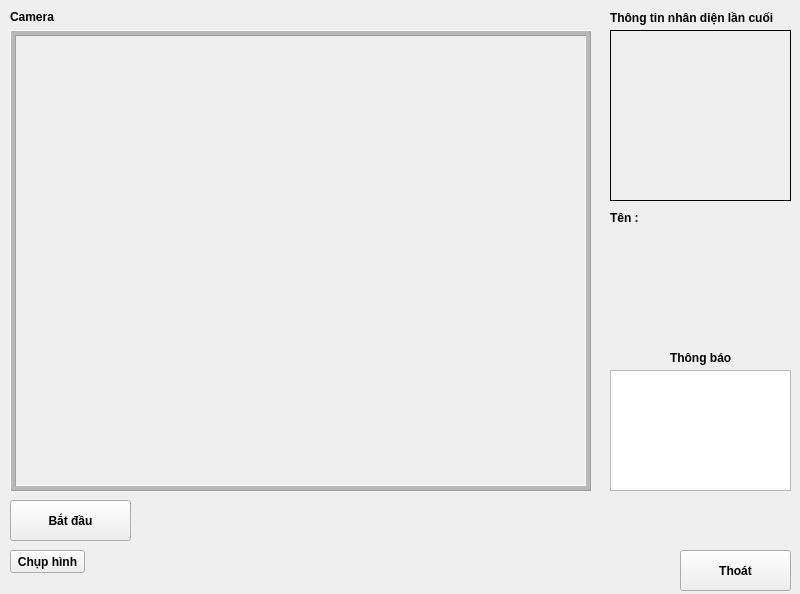
First picture: the form in datn-gui/nhan_dien_gui.ui, repository huongvu1397/Learn-Face-Recognition-OpenCV-Python, before the edit.
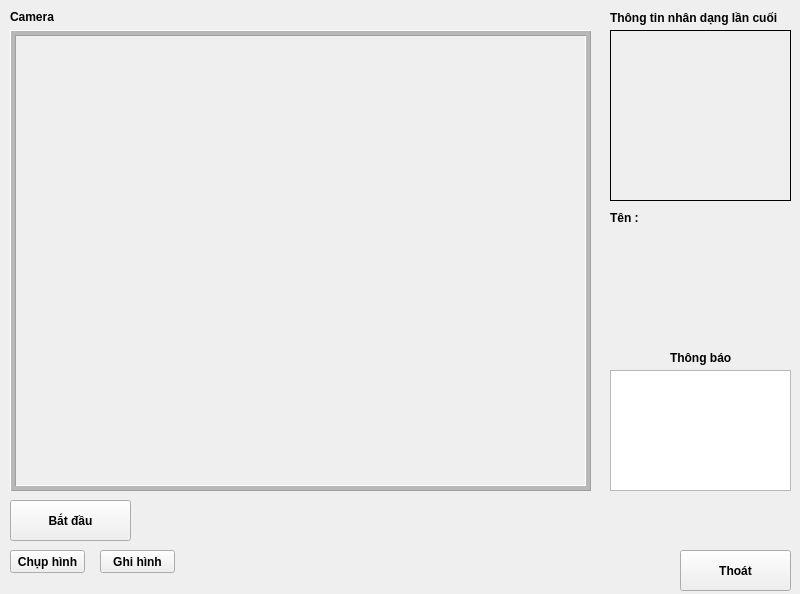
Second picture: the form after the edit.

Patch:
```diff
--- a/datn-gui/nhan_dien_gui.ui
+++ b/datn-gui/nhan_dien_gui.ui
@@ -179,7 +179,7 @@
      </font>
     </property>
     <property name="text">
-     <string>Thông tin nhân diện lần cuối</string>
+     <string>Thông tin nhân dạng lần cuối</string>
     </property>
    </widget>
    <widget class="QLabel" name="labelName">
@@ -214,6 +214,25 @@
      <string/>
     </property>
    </widget>
+   <widget class="QPushButton" name="btnRecord">
+    <property name="geometry">
+     <rect>
+      <x>100</x>
+      <y>550</y>
+      <width>75</width>
+      <height>23</height>
+     </rect>
+    </property>
+    <property name="font">
+     <font>
+      <weight>75</weight>
+      <bold>true</bold>
+     </font>
+    </property>
+    <property name="text">
+     <string>Ghi hình</string>
+    </property>
+   </widget>
   </widget>
  </widget>
  <resources/>
```
Left out of the diff: 4 changed lines with no effect on the pictures.
